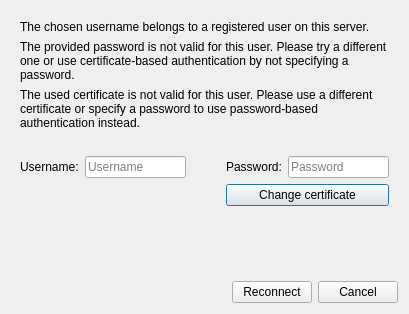
This is src/mumble/widgets/FailedConnectionDialog.ui in mumble-voip/mumble as Qt 5 draws it before an edit. The edited form follows.
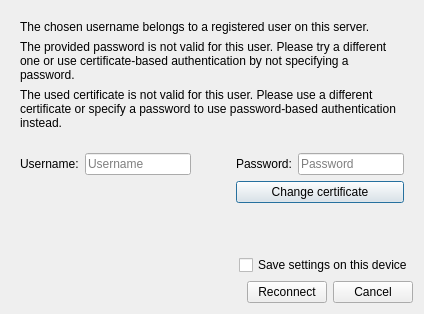
This is the edited form.

Commit message:
FEAT(client): Allow not saving passwords This change offers the functionality, but it's hardcoded within the UI FailedConnectionDialog option. So, if another part of the UI needs to check if they can save password, they'd have to re-implement the checks.
When asked for a password, the user has the option to save or not save the password to the device.
Implements #1087

```diff
--- a/src/mumble/widgets/FailedConnectionDialog.ui
+++ b/src/mumble/widgets/FailedConnectionDialog.ui
@@ -6,7 +6,7 @@
    <rect>
     <x>0</x>
     <y>0</y>
-    <width>409</width>
+    <width>424</width>
     <height>314</height>
    </rect>
   </property>
@@ -241,6 +241,30 @@
      </widget>
     </widget>
    </item>
+   <item>
+    <layout class="QHBoxLayout" name="horizontalLayout_2">
+     <item>
+      <spacer name="horizontalSpacer_3">
+       <property name="orientation">
+        <enum>Qt::Orientation::Horizontal</enum>
+       </property>
+       <property name="sizeHint" stdset="0">
+        <size>
+         <width>0</width>
+         <height>0</height>
+        </size>
+       </property>
+      </spacer>
+     </item>
+     <item>
+      <widget class="QCheckBox" name="qcbSavePassword">
+       <property name="text">
+        <string>Save settings on this device</string>
+       </property>
+      </widget>
+     </item>
+    </layout>
+   </item>
    <item>
     <layout class="QHBoxLayout" name="horizontalLayout">
      <item>
```
The commit also changes 1 other file.
